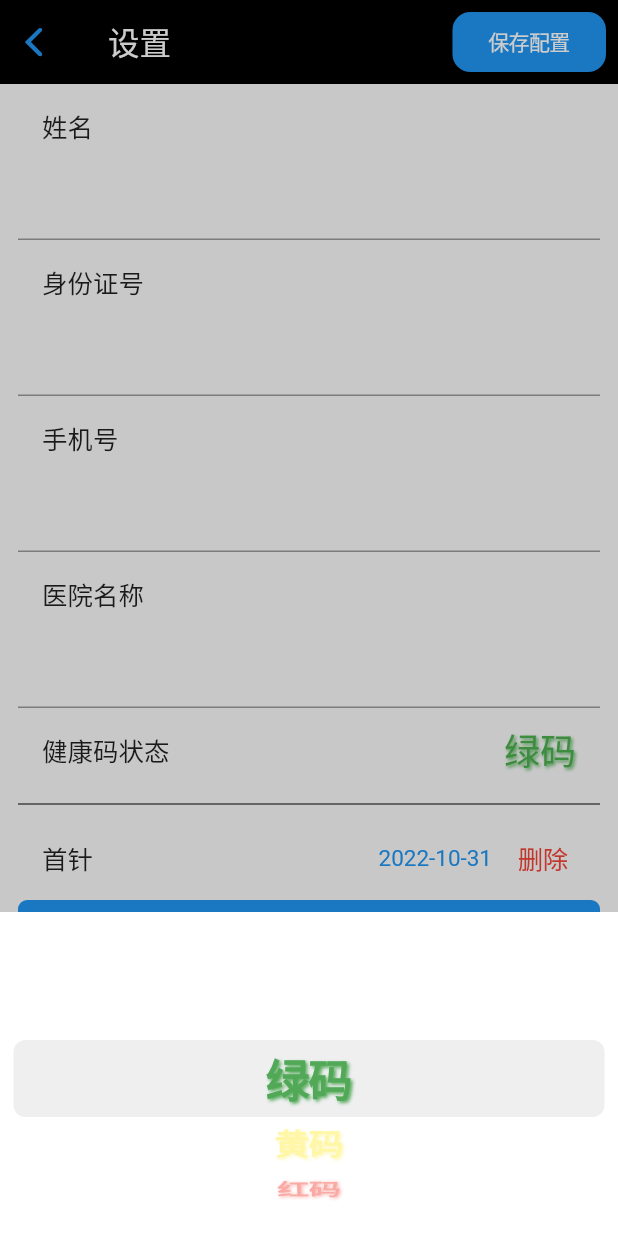
After one commit to fltstore/testing, a Flutter app: the SettingsPageView screen opened by its route, after a tap on "添加疫苗记录(双击添加到第一个)", after a tap on "绿码", on a phone screen of 412 x 824 dp. The commit adds this screen. Run offline on Flutter 3.47's test engine with Material 2 defaults, Android fonts, the phone set to English and light mode, and no system bars; our stand-ins replace go_router, hive_flutter, qr_flutter; accounts and stored records are empty; statements that could not run were skipped.

Commit message:
feat: add settings page

```diff
--- /dev/null
+++ b/lib/config/keys.dart
@@ -0,0 +1,22 @@
+/// 姓名
+const String kName = 'name';
+
+/// 身份证号
+const String kCard = 'card';
+
+/// 手机号
+const String kPhone = 'phone';
+
+/// 医院名称
+const String kHospital = 'hospital';
+
+/// 健康码
+const String kCodeType = 'code_type';
+
+/// 打疫苗
+/// 写入的数据格式为 $date||$date||$date
+const String kPull1 = 'pull';
+
+
+/// 疫苗接种名称
+const String kHospitalName = 'hospital_name';
--- a/lib/main.dart
+++ b/lib/main.dart
@@ -1,11 +1,16 @@
 import 'package:flutter/material.dart';
+import 'package:flutter_localizations/flutter_localizations.dart';
 import 'package:go_router/go_router.dart';
+import 'package:testing/pages/settings.dart';
+import 'package:testing/shared/local_storage.dart';
 
 import 'pages/home.dart';
 import 'pages/entry_point.dart';
 import 'pages/preview.dart';
 
-void main() {
+void main() async {
+  WidgetsFlutterBinding.ensureInitialized();
+  await localStorage.init();
   runApp(TestingApp());
 }
 
@@ -15,6 +20,16 @@ class TestingApp extends StatelessWidget {
   @override
   Widget build(BuildContext context) {
     return MaterialApp.router(
+      localizationsDelegates: const [
+        GlobalMaterialLocalizations.delegate,
+        GlobalWidgetsLocalizations.delegate,
+        GlobalCupertinoLocalizations.delegate,
+      ],
+      supportedLocales: const [
+        Locale('zh', 'CH'),
+        Locale('en', 'US'),
+      ],
+      locale: const Locale('zh'),
       debugShowCheckedModeBanner: false,
       routeInformationProvider: _router.routeInformationProvider,
       routeInformationParser: _router.routeInformationParser,
@@ -43,6 +58,12 @@ class TestingApp extends StatelessWidget {
           return const PreviewPageView();
         },
       ),
+      GoRoute(
+        path: '/settings',
+        builder: (BuildContext context, GoRouterState state) {
+          return const SettingsPageView();
+        },
+      ),
     ],
   );
 }
--- a/lib/pages/home.dart
+++ b/lib/pages/home.dart
@@ -39,7 +39,7 @@ class _TestingHomePageViewState extends State<TestingHomePageView> {
                 opacity: 0,
                 child: CupertinoButton(
                   onPressed: () {
-
+                    context.push('/settings');
                   },
                   padding: EdgeInsets.zero,
                   child: const Text("设置"),
--- /dev/null
+++ b/lib/pages/settings.dart
@@ -0,0 +1,370 @@
+import 'package:flutter/cupertino.dart';
+import 'package:flutter/material.dart';
+import 'package:intl/intl.dart';
+
+import '../types/index.dart';
+import '../shared/local_storage.dart';
+import '../config/keys.dart' as keys;
+
+import 'dart:async';
+
+class SettingsPageView extends StatefulWidget {
+  const SettingsPageView({Key? key}) : super(key: key);
+
+  @override
+  State<SettingsPageView> createState() => _SettingsPageViewState();
+}
+
+class _SettingsPageViewState extends State<SettingsPageView> {
+  CodeType? _reCodeType;
+
+  List<DateTime> pulls = [];
+
+  Map<String, dynamic> map = {};
+
+  List<String> controllerWithMap = [
+    keys.kName,
+    keys.kCard,
+    keys.kPhone,
+    keys.kHospital,
+    keys.kHospitalName
+  ];
+
+  init() {
+    for (var key in controllerWithMap) {
+      String text = localStorage.getItem(key, '');
+      map[key] = TextEditingController(text: text);
+    }
+    String codeType = localStorage.getItem(
+      keys.kCodeType,
+      CodeType.green.index.toString(),
+    );
+    map[keys.kCodeType] = CodeType.values[int.tryParse(codeType) ?? 0];
+    String pullCacheData = localStorage.getItem(keys.kPull1, '');
+    List<DateTime> puller =
+        pullCacheData.split("||").map((e) => DateTime.parse(e)).toList();
+    if (puller.isNotEmpty) {
+      pulls = puller;
+      setState(() {});
+    }
+  }
+
+  save() async {
+    var success = false;
+    var errorStack = '';
+    try {
+      for (var key in controllerWithMap) {
+        TextEditingController controller = map[key] as TextEditingController;
+        String text = controller.text;
+        if (text.isNotEmpty) {
+          localStorage.setItem(key, text);
+        }
+      }
+      var data = map[keys.kCodeType] as CodeType;
+      localStorage.setItem(keys.kCodeType, data.index.toString());
+      String timeFormat = pulls.map((e) => e.toString()).join("||");
+      localStorage.setItem(keys.kPull1, timeFormat);
+      success = true;
+    } catch (e) {
+      errorStack = e.toString();
+      debugPrint(errorStack);
+    }
+    var msg = success ? '保存缓存成功' : errorStack;
+    showCupertinoDialog(
+      context: context,
+      builder: (context) => CupertinoAlertDialog(
+        title: const Text("提示"),
+        content: Padding(
+          padding: const EdgeInsets.only(top: 12.0),
+          child: Text(
+            msg,
+            style: TextStyle(
+              color: !success ? Colors.red : Colors.black,
+            ),
+          ),
+        ),
+        actions: [
+          CupertinoDialogAction(
+            isDefaultAction: true,
+            onPressed: () {
+              Navigator.pop(context);
+            },
+            child: Text(
+              '我知道了',
+              style: TextStyle(
+                color: !success ? Colors.red : Colors.blue,
+              ),
+            ),
+          ),
+        ],
+      ),
+    );
+  }
+
+  List<CodeType> pickerCodeTypeList = [
+    CodeType.green,
+    CodeType.yellow,
+    CodeType.red
+  ];
+
+  pickerWithCodeType() {
+    showCupertinoModalPopup(
+      context: context,
+      builder: (context) => Container(
+        height: 216,
+        padding: const EdgeInsets.only(top: 6.0),
+        margin: EdgeInsets.only(
+          bottom: MediaQuery.of(context).viewInsets.bottom,
+        ),
+        decoration: const BoxDecoration(
+          color: Colors.white,
+        ),
+        child: SafeArea(
+          top: false,
+          child: CupertinoPicker(
+            magnification: 1.22,
+            squeeze: 1.2,
+            useMagnifier: true,
+            itemExtent: 42,
+            onSelectedItemChanged: (int selectedItem) {
+              var curr = CodeType.values[selectedItem];
+              _reCodeType = curr;
+              setState(() {});
+              map[keys.kCodeType] = curr;
+            },
+            children: pickerCodeTypeList
+                .map(
+                  (e) => Center(
+                    child: Text(
+                      e.humanString,
+                      style: TextStyle(
+                        fontSize: 24,
+                        fontWeight: FontWeight.bold,
+                        color: e.transColor,
+                        shadows: <Shadow>[
+                          Shadow(
+                            offset: const Offset(1.2, 1.2),
+                            blurRadius: 2.4,
+                            color: e.transColor,
+                          ),
+                        ],
+                      ),
+                    ),
+                  ),
+                )
+                .toList(),
+          ),
+        ),
+      ),
+    );
+  }
+
+  pickerDate(int index) async {
+    showCupertinoModalPopup(
+      context: context,
+      builder: (context) => Container(
+        height: 216,
+        padding: const EdgeInsets.only(top: 6.0),
+        margin: EdgeInsets.only(
+          bottom: MediaQuery.of(context).viewInsets.bottom,
+        ),
+        decoration: const BoxDecoration(
+          color: Colors.white,
+        ),
+        child: SafeArea(
+          top: false,
+          child: CupertinoDatePicker(
+            mode: CupertinoDatePickerMode.date,
+            use24hFormat: true,
+            onDateTimeChanged: (DateTime newDate) {
+              pulls[index] = newDate;
+              setState(() {});
+            },
+          ),
+        ),
+      ),
+    );
+  }
+
+  @override
+  void initState() {
+    super.initState();
+    init();
+  }
+
+  @override
+  Widget build(BuildContext context) {
+    return Scaffold(
+      appBar: AppBar(
+        leading: const CupertinoNavigationBarBackButton(
+          color: Colors.blue,
+        ),
+        elevation: 0,
+        backgroundColor: Colors.black,
+        title: const Text("设置"),
+        actions: [
+          Padding(
+            padding: const EdgeInsets.all(8.0),
+            child: CupertinoButton.filled(
+              padding: const EdgeInsets.symmetric(
+                horizontal: 24.0,
+                vertical: 0,
+              ),
+              onPressed: save,
+              child: const Text(
+                "保存配置",
+                style: TextStyle(
+                  fontSize: 14.0,
+                ),
+              ),
+            ),
+          ),
+        ],
+      ),
+      body: SingleChildScrollView(
+        child: Padding(
+          padding: const EdgeInsets.symmetric(
+            horizontal: 12.0,
+          ),
+          child: Column(
+            children: [
+              const ListTile(
+                title: Text('姓名'),
+              ),
+              TextField(
+                controller: map[keys.kName],
+              ),
+              const ListTile(
+                title: Text('身份证号'),
+              ),
+              TextField(
+                controller: map[keys.kCard],
+              ),
+              const ListTile(
+                title: Text('手机号'),
+              ),
+              TextField(
+                controller: map[keys.kPhone],
+              ),
+              const ListTile(
+                title: Text('医院名称'),
+              ),
+              TextField(
+                controller: map[keys.kHospital],
+              ),
+              ListTile(
+                title: const Text('健康码状态'),
+                trailing: GestureDetector(
+                  onTap: pickerWithCodeType,
+                  child: Builder(builder: (context) {
+                    var type = map[keys.kCodeType] as CodeType;
+                    if (_reCodeType != null) {
+                      type = _reCodeType as CodeType;
+                    }
+                    return Text(
+                      type.humanString,
+                      style: TextStyle(
+                        color: type.transColor,
+                        fontSize: 24,
+                        shadows: <Shadow>[
+                          Shadow(
+                            offset: const Offset(1.2, 1.2),
+                            blurRadius: 2.4,
+                            color: type.transColor,
+                          ),
+                        ],
+                      ),
+                    );
+                  }),
+                ),
+              ),
+              const Divider(
+                color: Colors.black,
+              ),
+              Column(
+                children: pulls.map((e) {
+                  var name = '首针';
+                  int index = pulls.indexOf(e);
+                  if (index >= 1) {
+                    name = '第${index + 1}针';
+                  }
+                  var childText = DateFormat('yyyy-MM-dd').format(e);
+                  return ListTile(
+                    title: Text(name),
+                    trailing: Row(
+                      mainAxisSize: MainAxisSize.min,
+                      children: [
+                        GestureDetector(
+                          onTap: () {
+                            pickerDate(index);
+                          },
+                          child: Text(
+                            childText,
+                            style: const TextStyle(color: Colors.blue),
+                          ),
+                        ),
+                        const SizedBox(width: 12),
+                        CupertinoButton(
+                          padding: EdgeInsets.zero,
+                          onPressed: () {
+                            pulls.removeAt(index);
+                            setState(() {});
+                          },
+                          child: const Text(
+                            "删除",
+                            style: TextStyle(
+                              color: Colors.red,
+                            ),
+                          ),
+                        ),
+                      ],
+                    ),
+                  );
+                }).toList(),
+              ),
+              SizedBox(
+                width: double.infinity,
+                child: GestureDetector(
+                  onTap: () {
+                    pulls.add(DateTime.now());
+                    setState(() {});
+                  },
+                  onDoubleTap: () {
+                    pulls.insert(0, DateTime.now());
+                    setState(() {});
+                  },
+                  child: Container(
+                    width: double.infinity,
+                    height: 42,
+                    decoration: BoxDecoration(
+                      color: Colors.blue,
+                      borderRadius: BorderRadius.circular(6.0),
+                    ),
+                    child: const Center(
+                      child: Text(
+                        "添加疫苗记录(双击添加到第一个)",
+                        style: TextStyle(
+                          color: Colors.white,
+                          fontSize: 14.0,
+                        ),
+                      ),
+                    ),
+                  ),
+                ),
+              ),
+              const Divider(
+                color: Colors.black,
+              ),
+              const ListTile(
+                title: Text('疫苗接种名称'),
+              ),
+              TextField(
+                controller: map[keys.kHospitalName],
+              ),
+            ],
+          ),
+        ),
+      ),
+    );
+  }
+}
--- /dev/null
+++ b/lib/shared/local_storage.dart
@@ -0,0 +1,24 @@
+import 'package:hive_flutter/hive_flutter.dart';
+
+class LocalStorage {
+  late Box box;
+
+  init({
+    boxName = 'dev',
+  }) async {
+    await Hive.initFlutter();
+    box = await Hive.openBox(boxName);
+  }
+
+  setItem<T>(String k, T v) {
+    return box.put(k, v);
+  }
+
+  getItem<T>(String k, T defaultVal) {
+    var data = box.get(k);
+    if (data == null) return defaultVal;
+    return data as T;
+  }
+}
+
+LocalStorage localStorage = LocalStorage();
--- /dev/null
+++ b/lib/types/index.dart
@@ -0,0 +1,31 @@
+import 'package:flutter/material.dart';
+
+enum CodeType {
+  /// 绿码
+  green,
+
+  /// 黄码
+  yellow,
+
+  /// 红码
+  red,
+}
+
+extension CodeTypeWithExtension on CodeType {
+  String get humanString {
+    if (this == CodeType.green) {
+      return '绿码';
+    } else if (this == CodeType.red) {
+      return '红码';
+    }
+    return '黄码';
+  }
+  Color get transColor {
+    if (this == CodeType.green) {
+      return Colors.green;
+    } else if (this == CodeType.red) {
+      return Colors.red;
+    }
+    return Colors.yellow;
+  }
+}
--- a/pubspec.yaml
+++ b/pubspec.yaml
@@ -30,6 +30,8 @@ dependencies:
   flutter:
     sdk: flutter
 
+  flutter_localizations:
+    sdk: flutter
 
   # The following adds the Cupertino Icons font to your application.
   # Use with the CupertinoIcons class for iOS style icons.
@@ -37,6 +39,9 @@ dependencies:
   go_router: ^4.3.0
   qr_flutter: ^4.0.0
   intl: ^0.17.0
+  hive: ^2.2.3
+  hive_flutter: ^1.1.0
+  path_provider: ^2.0.11
 
 dev_dependencies:
   flutter_test:
```
Also changed, not shown: pubspec.lock, 10 other files.
